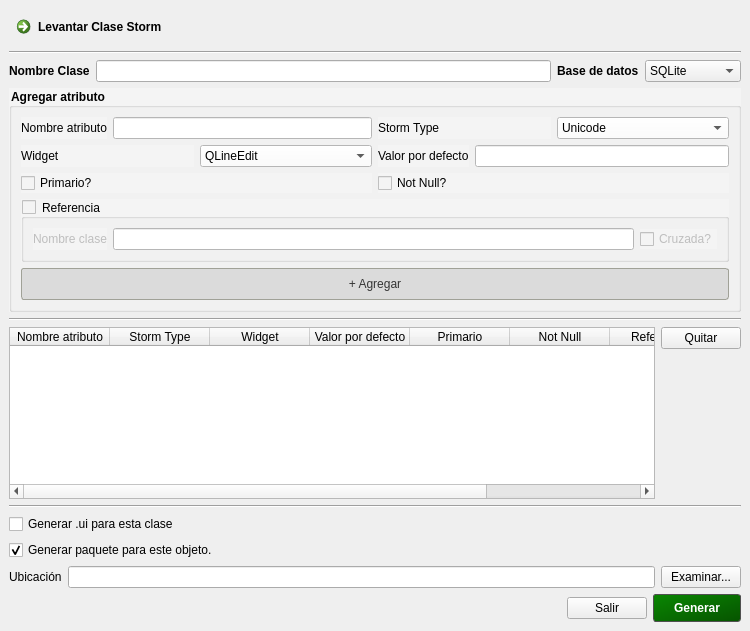
Old version of the form gui/storm_gui_maker.ui in the repository jonathanferreyra/Plasta-GUI-Maker.
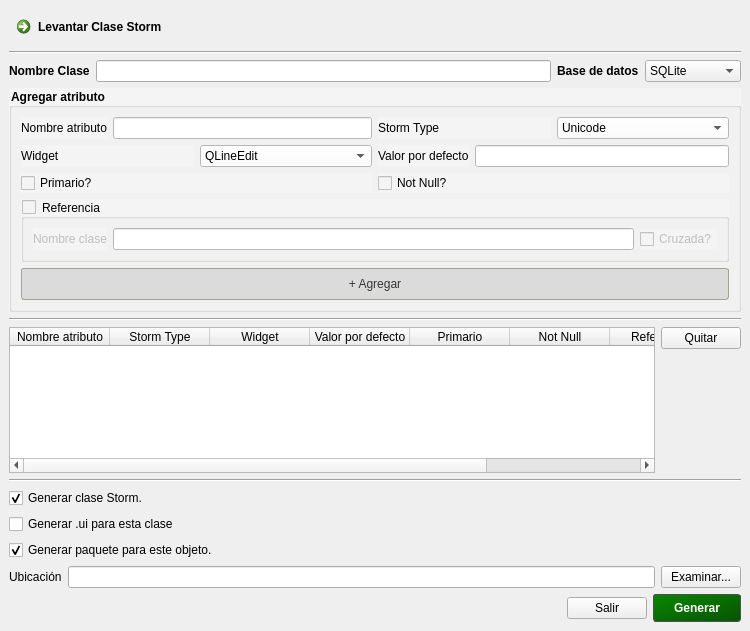
New version of the form.

```diff
--- a/gui/storm_gui_maker.ui
+++ b/gui/storm_gui_maker.ui
@@ -508,6 +508,16 @@
       </property>
      </widget>
     </item>
+    <item>
+     <widget class="QCheckBox" name="chkGenerarClase">
+      <property name="text">
+       <string>Generar clase Storm.</string>
+      </property>
+      <property name="checked">
+       <bool>true</bool>
+      </property>
+     </widget>
+    </item>
     <item>
      <widget class="QCheckBox" name="chkGenerarUi">
       <property name="text">
```
